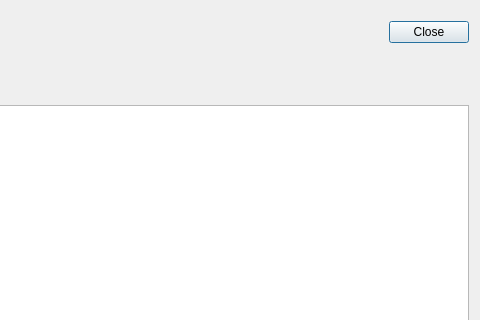
This is mp3diags/src/Debug.ui in frispete/mp3diags as Qt 5 draws it before an edit; both pictures show x 525 to 1005 and y 0 to 320 of the 1005 by 638 pixel window. The edited form follows.
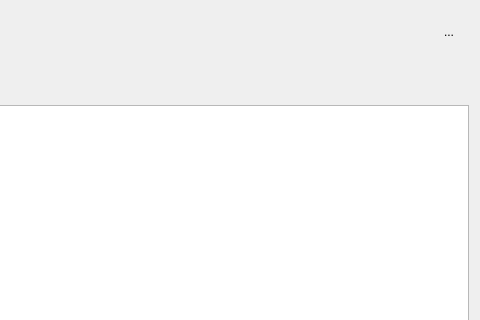
This is the edited form. Icons and pictures are not drawn.

Commit message: Close buttons in Gnome 3

```diff
--- a/mp3diags/src/Debug.ui
+++ b/mp3diags/src/Debug.ui
@@ -233,26 +233,45 @@
        </spacer>
       </item>
       <item>
-       <widget class="QWidget" native="1" name="widget" >
-        <layout class="QHBoxLayout" >
-         <property name="leftMargin" >
-          <number>0</number>
-         </property>
-         <property name="topMargin" >
-          <number>0</number>
-         </property>
-         <property name="rightMargin" >
-          <number>0</number>
-         </property>
-         <property name="bottomMargin" >
+       <widget class="QWidget" name="widget" native="true">
+        <layout class="QHBoxLayout">
+         <property name="margin">
           <number>0</number>
          </property>
          <item>
-          <widget class="QPushButton" name="m_pCloseB" >
-           <property name="text" >
+          <widget class="QToolButton" name="m_pCloseB">
+           <property name="minimumSize">
+            <size>
+             <width>40</width>
+             <height>40</height>
+            </size>
+           </property>
+           <property name="maximumSize">
+            <size>
+             <width>40</width>
+             <height>40</height>
+            </size>
+           </property>
+           <property name="focusPolicy">
+            <enum>Qt::NoFocus</enum>
+           </property>
+           <property name="toolTip">
             <string>Close</string>
            </property>
-           <property name="default" >
+           <property name="text">
+            <string>...</string>
+           </property>
+           <property name="icon">
+            <iconset resource="Mp3Diags.qrc">
+             <normaloff>:/images/dialog-close.svg</normaloff>:/images/dialog-close.svg</iconset>
+           </property>
+           <property name="iconSize">
+            <size>
+             <width>36</width>
+             <height>36</height>
+            </size>
+           </property>
+           <property name="autoRaise">
             <bool>true</bool>
            </property>
           </widget>
```
Left out of the diff: 180 changed lines with no effect on the pictures. The commit also changes 14 other files.
